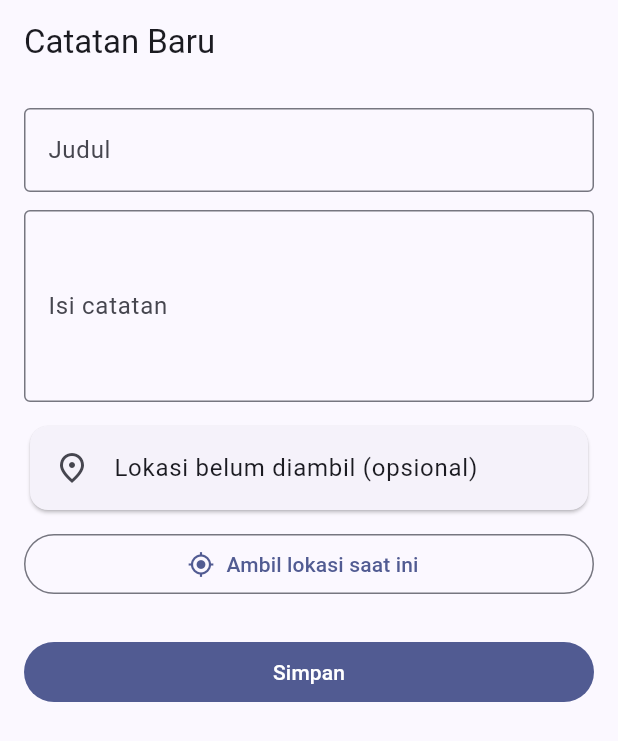
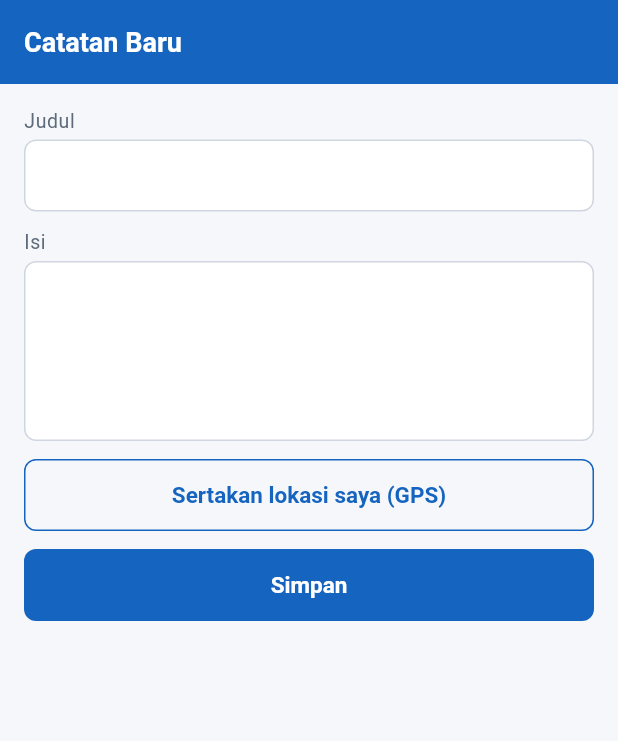
Before and after one commit to Muhammad-Ikhwan-Fathulloh/Associate-Mobile-Programmer, a Flutter app: the NoteFormPage screen opened by its route, on a phone screen of 412 x 824 dp. Shown: the top 741 px of the screen. Run offline on Flutter 3.47's test engine with Material 3 defaults, Android fonts, the phone set to English and light mode, and no system bars; our stand-ins replace connectivity_plus, device_info_plus, flutter_map, flutter_secure_storage, geolocator, go_router and 3 more; accounts and stored records are empty.

Commit message:
Terjemahkan desain Figma ke Flutter: tema, layar, klien API, sinkronisasi, panduan Antigravity
Kode Dart belum dikompilasi (tidak ada Flutter SDK di lingkungan penyusun).

Co-Authored-By: Claude Sonnet 5.5 <noreply@anthropic.com>
Claude-Session: https://claude.ai/code/session_01LaN6bUqswrhkXnBFzm8Nqw

```diff
--- a/flutter/app/lib/pages/note_form_page.dart
+++ b/flutter/app/lib/pages/note_form_page.dart
@@ -3,6 +3,7 @@ import 'package:go_router/go_router.dart';
 
 import '../models/note.dart';
 import '../services/location_service.dart';
+import '../theme/tema.dart';
 
 class NoteFormPage extends StatefulWidget {
   const NoteFormPage({super.key});
@@ -74,50 +75,43 @@ class _NoteFormPageState extends State<NoteFormPage> {
       body: Form(
         key: _formKey,
         child: ListView(
-          padding: const EdgeInsets.all(16),
+          padding: const EdgeInsets.all(Tema.spasiLg),
           children: [
+            Text('Judul', style: Theme.of(context).textTheme.bodySmall),
+            const SizedBox(height: Tema.spasiXs),
             TextFormField(
               controller: _judul,
-              decoration: const InputDecoration(
-                labelText: 'Judul',
-                border: OutlineInputBorder(),
-              ),
               validator: (value) => (value == null || value.trim().length < 3)
                   ? 'Judul minimal 3 karakter'
                   : null,
             ),
-            const SizedBox(height: 12),
+            const SizedBox(height: Tema.spasiMd),
+            Text('Isi', style: Theme.of(context).textTheme.bodySmall),
+            const SizedBox(height: Tema.spasiXs),
             TextFormField(
               controller: _isi,
               maxLines: 4,
-              decoration: const InputDecoration(
-                labelText: 'Isi catatan',
-                border: OutlineInputBorder(),
-              ),
               validator: (value) => (value == null || value.trim().isEmpty)
                   ? 'Isi catatan tidak boleh kosong'
                   : null,
             ),
-            const SizedBox(height: 12),
-            Card(
-              child: ListTile(
-                leading: const Icon(Icons.place_outlined),
-                title: Text(
-                  lat == null || lon == null
-                      ? 'Lokasi belum diambil (opsional)'
-                      : 'Lokasi: ${lat.toStringAsFixed(5)}, ${lon.toStringAsFixed(5)}',
-                ),
+            const SizedBox(height: Tema.spasiMd),
+            OutlinedButton(
+              onPressed: _mengambilLokasi ? null : _ambilLokasi,
+              child: Text(
+                _mengambilLokasi
+                    ? 'Mengambil lokasi...'
+                    : (lat == null ? 'Sertakan lokasi saya (GPS)' : 'Perbarui lokasi saya'),
               ),
             ),
-            const SizedBox(height: 8),
-            OutlinedButton.icon(
-              onPressed: _mengambilLokasi ? null : _ambilLokasi,
-              icon: const Icon(Icons.my_location),
-              label: Text(
-                _mengambilLokasi ? 'Mengambil lokasi...' : 'Ambil lokasi saat ini',
+            if (lat != null && lon != null) ...[
+              const SizedBox(height: Tema.spasiSm),
+              Text(
+                '${lat.toStringAsFixed(5)}, ${lon.toStringAsFixed(5)}',
+                style: Theme.of(context).textTheme.bodySmall,
               ),
-            ),
-            const SizedBox(height: 24),
+            ],
+            const SizedBox(height: Tema.spasiMd),
             FilledButton(
               onPressed: _simpan,
               child: const Text('Simpan'),
--- a/flutter/app/lib/router/app_router.dart
+++ b/flutter/app/lib/router/app_router.dart
@@ -8,6 +8,7 @@ import '../pages/network_page.dart';
 import '../pages/note_form_page.dart';
 import '../pages/notes_page.dart';
 import '../pages/sensor_page.dart';
+import '../pages/sinkron_page.dart';
 
 final GoRouter appRouter = GoRouter(
   routes: [
@@ -30,6 +31,10 @@ final GoRouter appRouter = GoRouter(
     ),
     // Hari 2
     GoRoute(
+      path: '/sinkron',
+      builder: (context, state) => const SinkronPage(),
+    ),
+    GoRoute(
       path: '/jaringan',
       builder: (context, state) => const NetworkPage(),
     ),
--- /dev/null
+++ b/flutter/app/lib/theme/tema.dart
@@ -0,0 +1,97 @@
+import 'package:flutter/material.dart';
+
+/// Token desain. Nama dan nilainya sama dengan variable di berkas Figma pelatihan
+/// (koleksi Warna, Spasi, Radius, Font) dan dengan `src/theme.ts` pada jalur React Native.
+class Tema {
+  Tema._();
+
+  // Warna
+  static const utama = Color(0xFF1565C0);
+  static const latar = Color(0xFFF5F7FB);
+  static const kartu = Color(0xFFFFFFFF);
+  static const teks = Color(0xFF1B1F27);
+  static const abu = Color(0xFF5F6B7A);
+  static const garis = Color(0xFFCFD6E0);
+  static const bahaya = Color(0xFFC62828);
+  static const ok = Color(0xFF2E7D32);
+
+  // Spasi
+  static const spasiXs = 4.0;
+  static const spasiSm = 8.0;
+  static const spasiMd = 12.0;
+  static const spasiLg = 16.0;
+  static const spasiXl = 24.0;
+
+  // Radius
+  static const radiusSm = 8.0;
+  static const radiusMd = 12.0;
+  static const radiusLg = 20.0;
+
+  // Font
+  static const fontKecil = 13.0;
+  static const fontIsi = 15.0;
+  static const fontJudul = 18.0;
+  static const fontBesar = 24.0;
+
+  /// Target sentuh minimal sekitar 48 dp.
+  static const tinggiTombol = 48.0;
+
+  static ThemeData terang() {
+    final bentukTombol = RoundedRectangleBorder(
+      borderRadius: BorderRadius.circular(radiusSm),
+    );
+    return ThemeData(
+      useMaterial3: true,
+      colorScheme: ColorScheme.fromSeed(seedColor: utama).copyWith(primary: utama),
+      scaffoldBackgroundColor: latar,
+      textTheme: const TextTheme(
+        bodyMedium: TextStyle(fontSize: fontIsi, color: teks),
+        bodySmall: TextStyle(fontSize: fontKecil, color: abu),
+        titleMedium: TextStyle(fontSize: fontJudul, fontWeight: FontWeight.w600, color: teks),
+      ),
+      appBarTheme: const AppBarTheme(
+        backgroundColor: utama,
+        foregroundColor: Colors.white,
+        titleTextStyle: TextStyle(fontSize: fontJudul, fontWeight: FontWeight.w600, color: Colors.white),
+      ),
+      cardTheme: CardThemeData(
+        color: kartu,
+        elevation: 0,
+        margin: EdgeInsets.zero,
+        shape: RoundedRectangleBorder(
+          borderRadius: BorderRadius.circular(radiusMd),
+          side: const BorderSide(color: garis),
+        ),
+      ),
+      inputDecorationTheme: InputDecorationTheme(
+        filled: true,
+        fillColor: kartu,
+        contentPadding: const EdgeInsets.symmetric(horizontal: spasiMd, vertical: spasiMd),
+        border: OutlineInputBorder(
+          borderRadius: BorderRadius.circular(radiusSm),
+          borderSide: const BorderSide(color: garis),
+        ),
+        enabledBorder: OutlineInputBorder(
+          borderRadius: BorderRadius.circular(radiusSm),
+          borderSide: const BorderSide(color: garis),
+        ),
+      ),
+      filledButtonTheme: FilledButtonThemeData(
+        style: FilledButton.styleFrom(
+          minimumSize: const Size.fromHeight(tinggiTombol),
+          shape: bentukTombol,
+          textStyle: const TextStyle(fontSize: fontIsi, fontWeight: FontWeight.w600),
+        ),
+      ),
+      outlinedButtonTheme: OutlinedButtonThemeData(
+        style: OutlinedButton.styleFrom(
+          minimumSize: const Size.fromHeight(tinggiTombol),
+          foregroundColor: utama,
+          side: const BorderSide(color: utama),
+          shape: bentukTombol,
+          textStyle: const TextStyle(fontSize: fontIsi, fontWeight: FontWeight.w600),
+        ),
+      ),
+    );
+  }
+}
```
Also changed, not shown: flutter/app/lib/app.dart (+3 -7 lines), flutter/app/lib/data/app_database.dart (+10 -2 lines), flutter/app/lib/data/note_repository.dart (+39 -0 lines), flutter/app/lib/models/note.dart (+12 -0 lines), flutter/app/lib/pages/home_page.dart (+33 -8 lines), flutter/app/lib/pages/notes_page.dart (+47 -15 lines), flutter/app/lib/pages/sinkron_page.dart (added, +122 -0 lines), flutter/app/lib/services/api_client.dart (added, +80 -0 lines), flutter/app/lib/services/sync_service.dart (added, +43 -0 lines), 4 other files.
